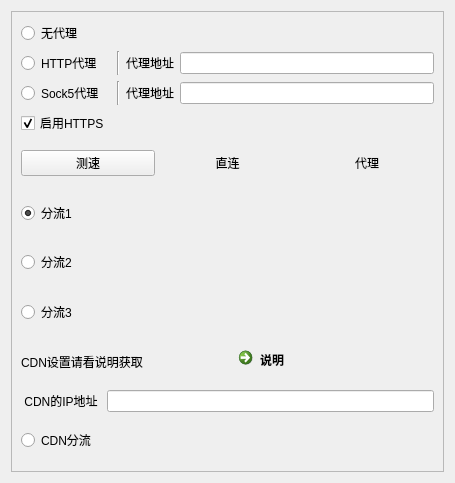
First picture: the form in ui/component/ui_login_proxy_widget.ui, repository tonquer/picacg-qt, before the edit.
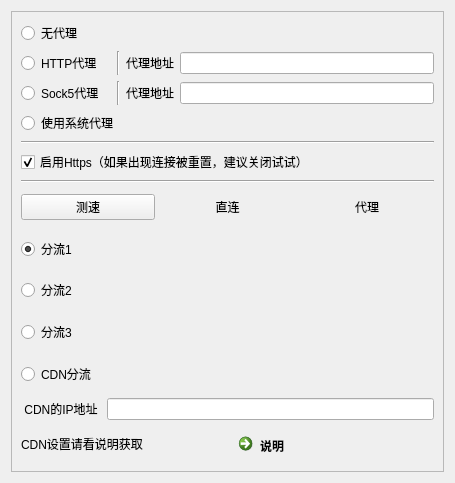
Second picture: the form after the edit. Custom widgets are drawn as their Qt base class.

Diff of the .ui file:
```diff
--- a/ui/component/ui_login_proxy_widget.ui
+++ b/ui/component/ui_login_proxy_widget.ui
@@ -143,12 +143,33 @@
          </item>
         </layout>
        </item>
+       <item>
+        <layout class="QHBoxLayout" name="horizontalLayout_12">
+         <item>
+          <widget class="QRadioButton" name="proxy_3">
+           <property name="text">
+            <string>使用系统代理</string>
+           </property>
+           <attribute name="buttonGroup">
+            <string notr="true">buttonGroup_2</string>
+           </attribute>
+          </widget>
+         </item>
+        </layout>
+       </item>
+       <item>
+        <widget class="Line" name="line_3">
+         <property name="orientation">
+          <enum>Qt::Horizontal</enum>
+         </property>
+        </widget>
+       </item>
        <item>
         <layout class="QHBoxLayout" name="horizontalLayout_9">
          <item>
           <widget class="QCheckBox" name="httpsBox">
            <property name="text">
-            <string>启用HTTPS</string>
+            <string>启用Https（如果出现连接被重置，建议关闭试试）</string>
            </property>
            <property name="checked">
             <bool>true</bool>
@@ -157,6 +178,13 @@
          </item>
         </layout>
        </item>
+       <item>
+        <widget class="Line" name="line_4">
+         <property name="orientation">
+          <enum>Qt::Horizontal</enum>
+         </property>
+        </widget>
+       </item>
        <item>
         <layout class="QHBoxLayout" name="horizontalLayout_2">
          <item>
@@ -293,41 +321,6 @@
          </item>
         </layout>
        </item>
-       <item>
-        <layout class="QHBoxLayout" name="horizontalLayout_8">
-         <item>
-          <widget class="QLabel" name="label_3">
-           <property name="text">
-            <string>CDN设置请看说明获取</string>
-           </property>
-          </widget>
-         </item>
-         <item>
-          <widget class="QCommandLinkButton" name="commandLinkButton">
-           <property name="text">
-            <string>说明</string>
-           </property>
-          </widget>
-         </item>
-        </layout>
-       </item>
-       <item>
-        <layout class="QHBoxLayout" name="horizontalLayout_6">
-         <item>
-          <widget class="QLabel" name="label_11">
-           <property name="text">
-            <string> CDN的IP地址 </string>
-           </property>
-           <property name="alignment">
-            <set>Qt::AlignCenter</set>
-           </property>
-          </widget>
-         </item>
-         <item>
-          <widget class="QLineEdit" name="cdnIp"/>
-         </item>
-        </layout>
-       </item>
        <item>
         <layout class="QHBoxLayout" name="horizontalLayout_7">
          <item>
@@ -362,6 +355,41 @@
          </item>
         </layout>
        </item>
+       <item>
+        <layout class="QHBoxLayout" name="horizontalLayout_6">
+         <item>
+          <widget class="QLabel" name="label_11">
+           <property name="text">
+            <string> CDN的IP地址 </string>
+           </property>
+           <property name="alignment">
+            <set>Qt::AlignCenter</set>
+           </property>
+          </widget>
+         </item>
+         <item>
+          <widget class="QLineEdit" name="cdnIp"/>
+         </item>
+        </layout>
+       </item>
+       <item>
+        <layout class="QHBoxLayout" name="horizontalLayout_8">
+         <item>
+          <widget class="QLabel" name="label_3">
+           <property name="text">
+            <string>CDN设置请看说明获取</string>
+           </property>
+          </widget>
+         </item>
+         <item>
+          <widget class="QCommandLinkButton" name="commandLinkButton">
+           <property name="text">
+            <string>说明</string>
+           </property>
+          </widget>
+         </item>
+        </layout>
+       </item>
       </layout>
      </widget>
     </widget>
```
